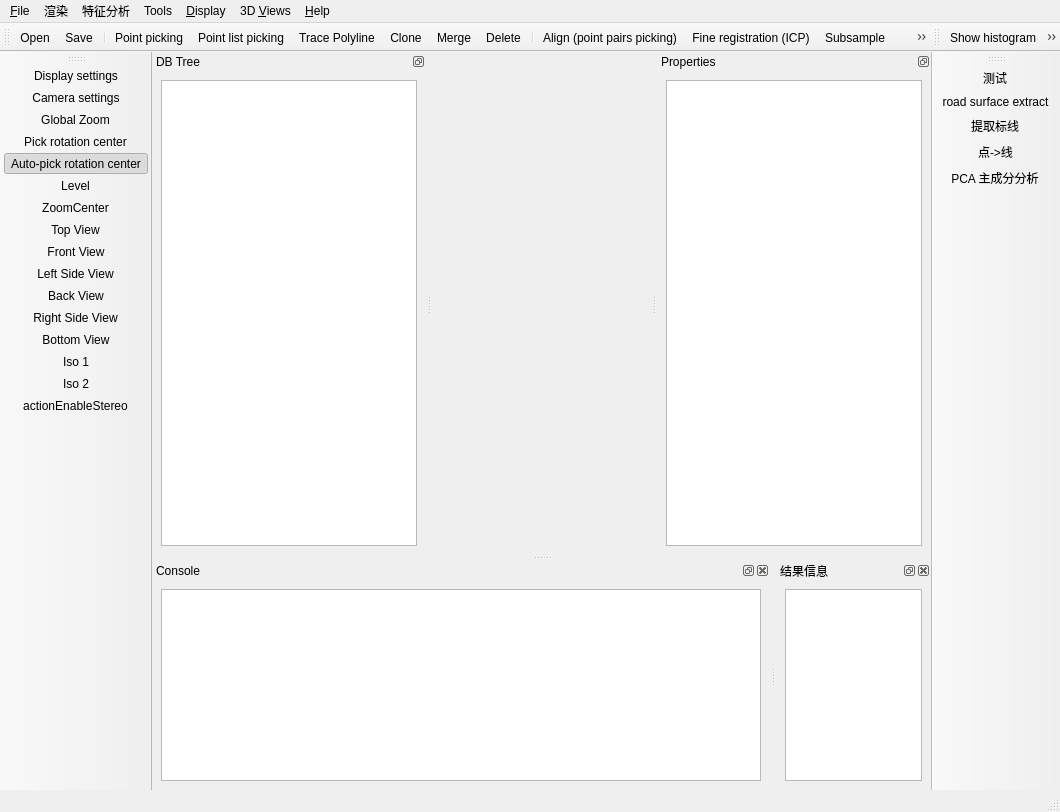
First picture: the form in qCC/ui_templates/mainWindow.ui, repository lljydyx/ForkCloudCompare, before the edit.
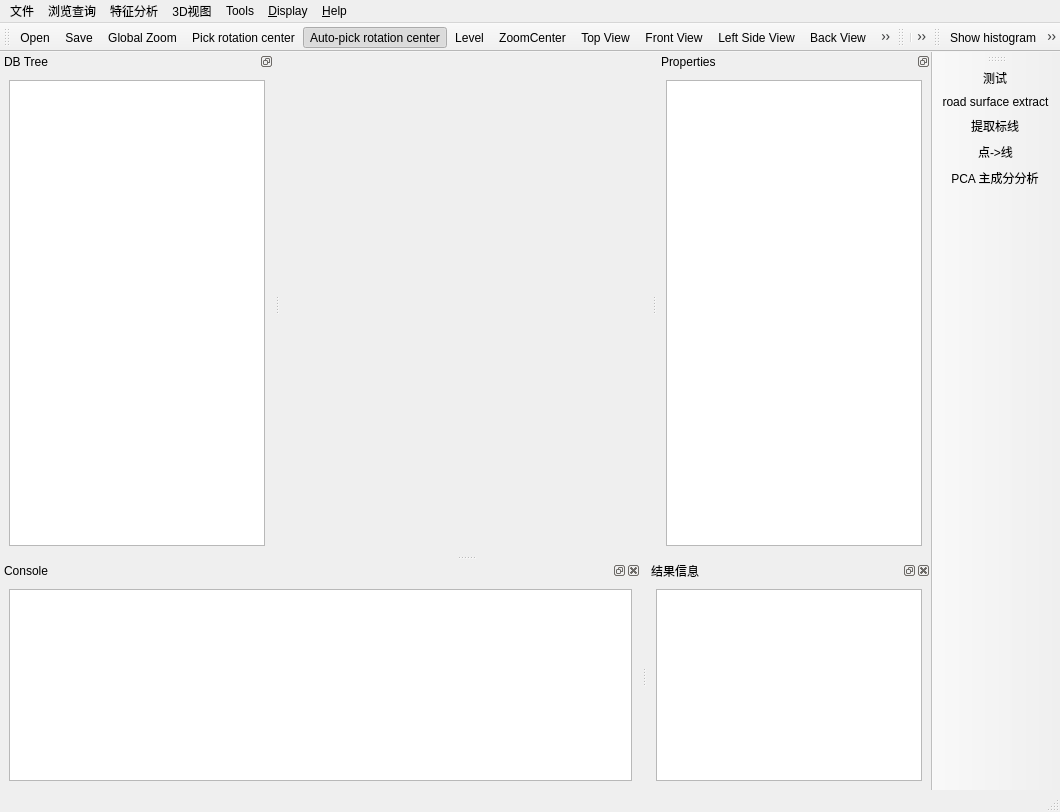
Second picture: the form after the edit. Icons and pictures are not drawn. Custom widgets are drawn as their Qt base class.

```diff
--- a/qCC/ui_templates/mainWindow.ui
+++ b/qCC/ui_templates/mainWindow.ui
@@ -44,7 +44,7 @@
    </property>
    <widget class="QMenu" name="menuFile">
     <property name="title">
-     <string>&amp;File</string>
+     <string>文件</string>
     </property>
     <addaction name="actionOpen"/>
     <addaction name="actionSave"/>
@@ -352,7 +352,7 @@
    </widget>
    <widget class="QMenu" name="menu3DViews">
     <property name="title">
-     <string>3D &amp;Views</string>
+     <string>3D视图</string>
     </property>
     <addaction name="actionNew3DView"/>
     <addaction name="separator"/>
@@ -502,15 +502,15 @@
    </widget>
    <widget class="QMenu" name="menu">
     <property name="title">
-     <string>渲染</string>
+     <string>浏览查询</string>
     </property>
    </widget>
    <addaction name="menuFile"/>
    <addaction name="menu"/>
    <addaction name="menuEdit"/>
+   <addaction name="menu3DViews"/>
    <addaction name="menuTools"/>
    <addaction name="menuDisplay"/>
-   <addaction name="menu3DViews"/>
    <addaction name="menuHelp"/>
   </widget>
   <widget class="QDockWidget" name="DockableDBTree">
@@ -587,13 +587,13 @@
     <string>Viewing tools</string>
    </property>
    <attribute name="toolBarArea">
-    <enum>LeftToolBarArea</enum>
+    <enum>TopToolBarArea</enum>
    </attribute>
    <attribute name="toolBarBreak">
     <bool>false</bool>
    </attribute>
-   <addaction name="actionDisplayOptions"/>
-   <addaction name="actionEditCamera"/>
+   <addaction name="actionOpen"/>
+   <addaction name="actionSave"/>
    <addaction name="actionGlobalZoom"/>
    <addaction name="actionPickRotationCenter"/>
    <addaction name="actionAutoPickRotationCenter"/>
@@ -608,6 +608,7 @@
    <addaction name="actionSetViewIso1"/>
    <addaction name="actionSetViewIso2"/>
    <addaction name="actionEnableStereo"/>
+   <addaction name="actionPointPicking"/>
   </widget>
   <widget class="QDockWidget" name="DockableConsole">
    <property name="sizePolicy">
@@ -686,13 +687,7 @@
    <attribute name="toolBarBreak">
     <bool>false</bool>
    </attribute>
-   <addaction name="actionOpen"/>
-   <addaction name="actionSave"/>
    <addaction name="separator"/>
-   <addaction name="actionPointPicking"/>
-   <addaction name="actionPointListPicking"/>
-   <addaction name="actionTracePolyline"/>
-   <addaction name="actionClone"/>
    <addaction name="actionMerge"/>
    <addaction name="actionDelete"/>
    <addaction name="separator"/>
@@ -707,6 +702,7 @@
    <addaction name="actionPrimitiveFactory"/>
    <addaction name="actionRasterize"/>
    <addaction name="actionSORFilter"/>
+   <addaction name="actionEditCamera"/>
    <addaction name="separator"/>
    <addaction name="actionSegment"/>
    <addaction name="actionTranslateRotate"/>
```
Left out of the diff: 60 changed lines with no effect on the pictures.
